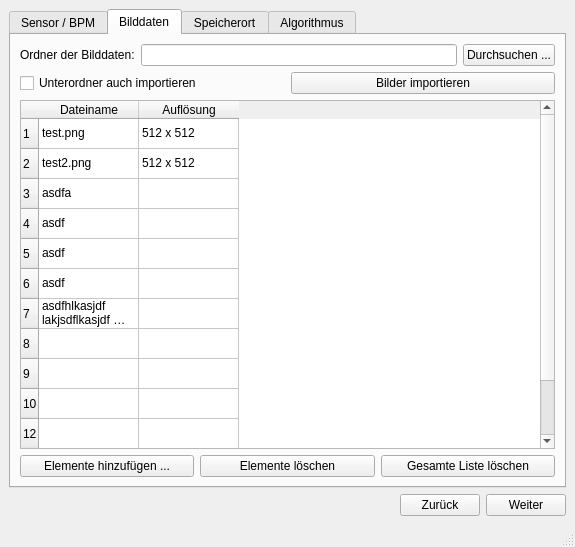
Before: the Qt Designer form badPixelMainWindow.ui in TrandyAndy/Bad-Pixel, drawn with Qt 5.
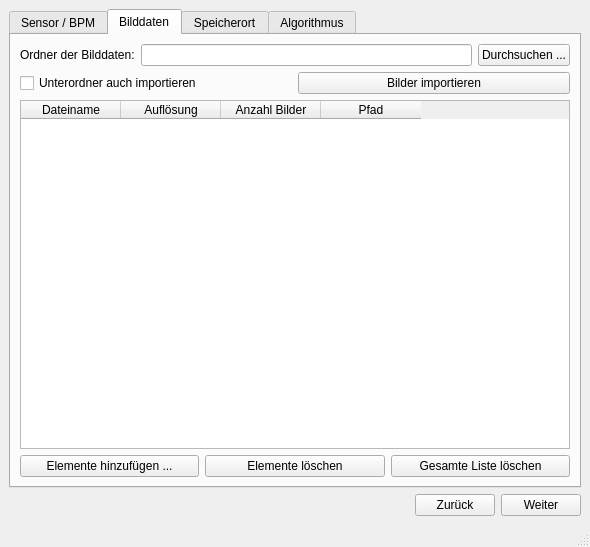
After: the same form once the commit is applied. The open tabs and pages were chosen to show the change.

```diff
--- a/badPixelMainWindow.ui
+++ b/badPixelMainWindow.ui
@@ -6,7 +6,7 @@
    <rect>
     <x>0</x>
     <y>0</y>
-    <width>575</width>
+    <width>590</width>
     <height>547</height>
    </rect>
   </property>
@@ -115,7 +115,7 @@
             <item>
              <widget class="QLineEdit" name="lineEditBildatenDurchsuchen">
               <property name="readOnly">
-               <bool>true</bool>
+               <bool>false</bool>
               </property>
              </widget>
             </item>
@@ -132,6 +132,9 @@
            <layout class="QHBoxLayout" name="horizontalLayout_3">
             <item>
              <widget class="QCheckBox" name="checkBoxBilddaten">
+              <property name="enabled">
+               <bool>true</bool>
+              </property>
               <property name="text">
                <string>Unterordner auch importieren</string>
               </property>
@@ -148,6 +151,12 @@
           </item>
           <item>
            <widget class="QTableWidget" name="tableWidgetBilddaten">
+            <property name="enabled">
+             <bool>true</bool>
+            </property>
+            <property name="editTriggers">
+             <set>QAbstractItemView::NoEditTriggers</set>
+            </property>
             <property name="selectionMode">
              <enum>QAbstractItemView::ExtendedSelection</enum>
             </property>
@@ -158,68 +167,8 @@
              <bool>true</bool>
             </property>
             <property name="sortingEnabled">
-             <bool>false</bool>
+             <bool>true</bool>
             </property>
-            <row>
-             <property name="text">
-              <string>1</string>
-             </property>
-            </row>
-            <row>
-             <property name="text">
-              <string>2</string>
-             </property>
-            </row>
-            <row>
-             <property name="text">
-              <string>3</string>
-             </property>
-            </row>
-            <row>
-             <property name="text">
-              <string>4</string>
-             </property>
-            </row>
-            <row>
-             <property name="text">
-              <string>5</string>
-             </property>
-            </row>
-            <row>
-             <property name="text">
-              <string>6</string>
-             </property>
-            </row>
-            <row>
-             <property name="text">
-              <string>7</string>
-             </property>
-            </row>
-            <row>
-             <property name="text">
-              <string>8</string>
-             </property>
-            </row>
-            <row>
-             <property name="text">
-              <string>9</string>
-             </property>
-            </row>
-            <row>
-             <property name="text">
-              <string>10</string>
-             </property>
-            </row>
-            <row>
-             <property name="text">
-              <string>12</string>
-             </property>
-            </row>
-            <row>
-             <property name="text">
-              <string>13</string>
-             </property>
-            </row>
             <column>
              <property name="text">
               <string>Dateiname</string>
@@ -230,51 +179,16 @@
               <string>Auflösung</string>
              </property>
             </column>
-            <item row="0" column="0">
+            <column>
              <property name="text">
-              <string>test.png</string>
+              <string>Anzahl Bilder</string>
              </property>
-            </item>
-            <item row="0" column="1">
+            </column>
+            <column>
              <property name="text">
-              <string>512 x 512</string>
+              <string>Pfad</string>
              </property>
-            </item>
-            <item row="1" column="0">
-             <property name="text">
-              <string>test2.png</string>
-             </property>
-            </item>
-            <item row="1" column="1">
-             <property name="text">
-              <string>512 x 512</string>
-             </property>
-            </item>
-            <item row="2" column="0">
-             <property name="text">
-              <string>asdfa</string>
-             </property>
-            </item>
-            <item row="3" column="0">
-             <property name="text">
-              <string>asdf</string>
-             </property>
-            </item>
-            <item row="4" column="0">
-             <property name="text">
-              <string>asdf</string>
-             </property>
-            </item>
-            <item row="5" column="0">
-             <property name="text">
-              <string>asdf</string>
-             </property>
-            </item>
-            <item row="6" column="0">
-             <property name="text">
-              <string>asdfhlkasjdf lakjsdflkasjdf laksdfj lkasdjf lkasdfsadf</string>
-             </property>
-            </item>
+            </column>
            </widget>
           </item>
           <item>
```
Left out of the diff: 26 changed lines with no effect on the pictures.
